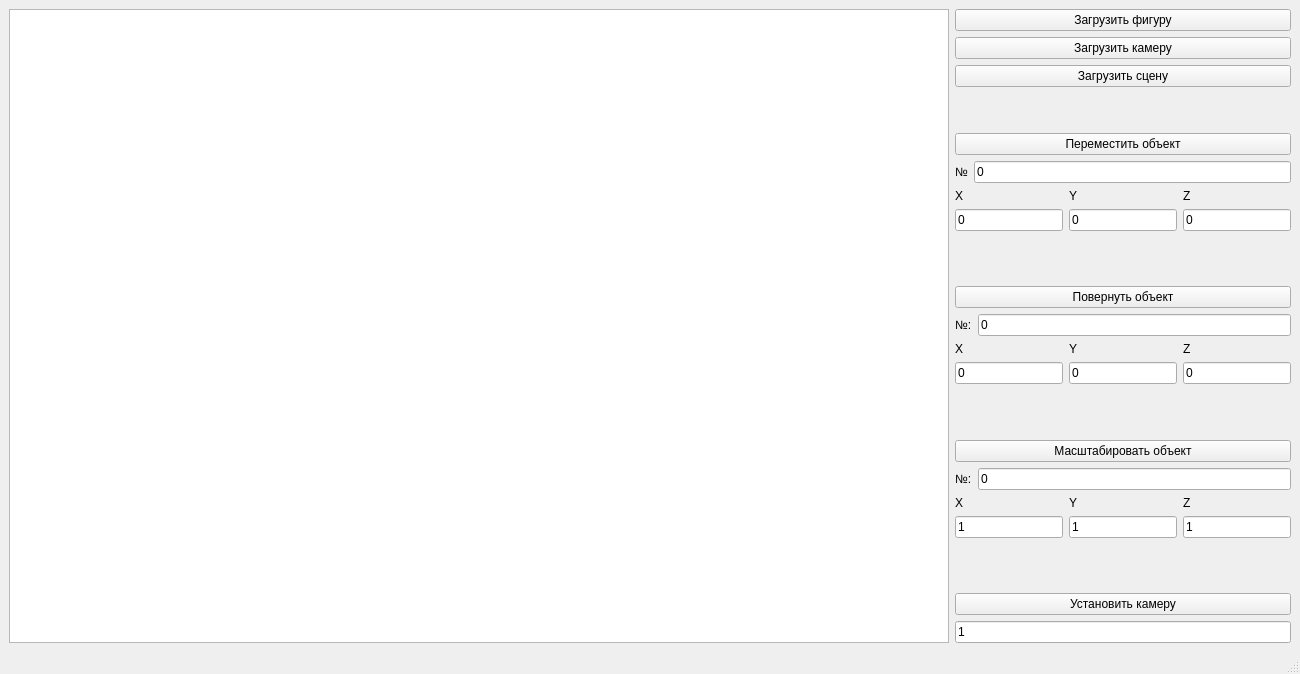
Old version of the form lab_03/src/gui/mainwindow.ui in the repository xanderkov/ics7-OOP.
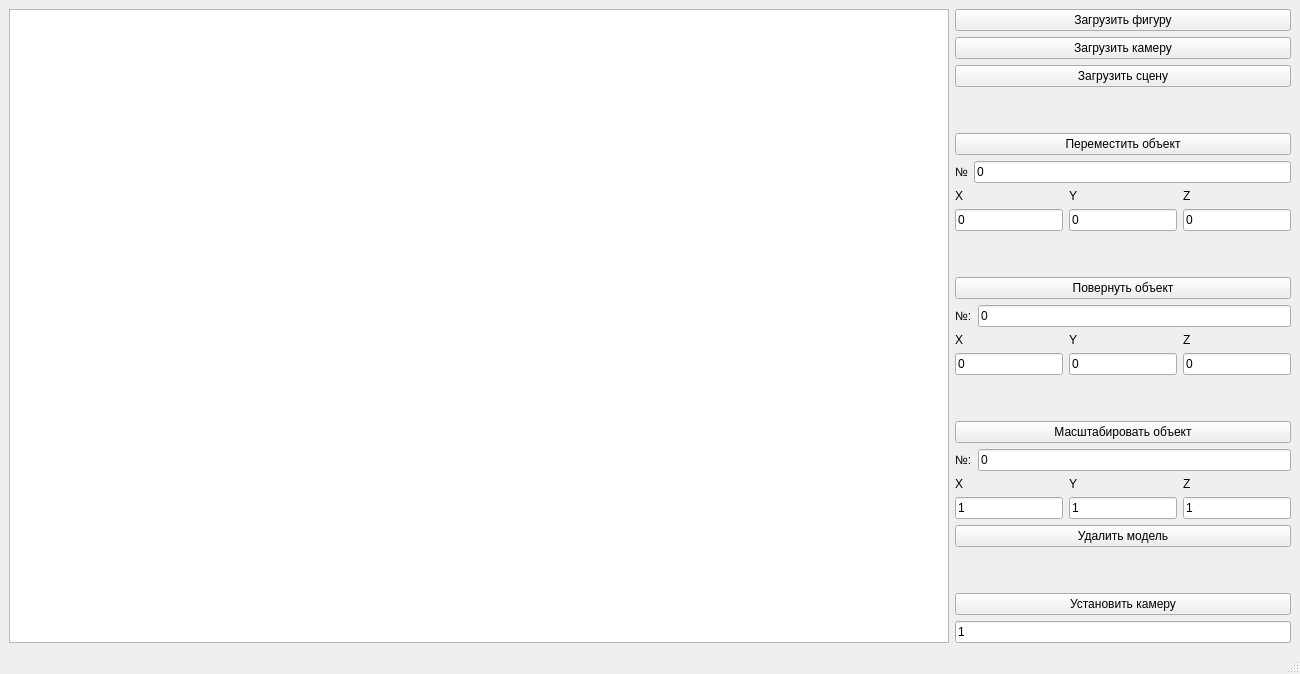
New version of the form.

Commit message: Added delete button

The edit to the form file:
```diff
--- a/lab_03/src/gui/mainwindow.ui
+++ b/lab_03/src/gui/mainwindow.ui
@@ -328,6 +328,13 @@
         </item>
        </layout>
       </item>
+      <item>
+       <widget class="QPushButton" name="pushButton">
+        <property name="text">
+         <string>Удалить модель</string>
+        </property>
+       </widget>
+      </item>
       <item>
        <spacer name="verticalSpacer_4">
         <property name="orientation">
```
The commit also changes 3 other files.
